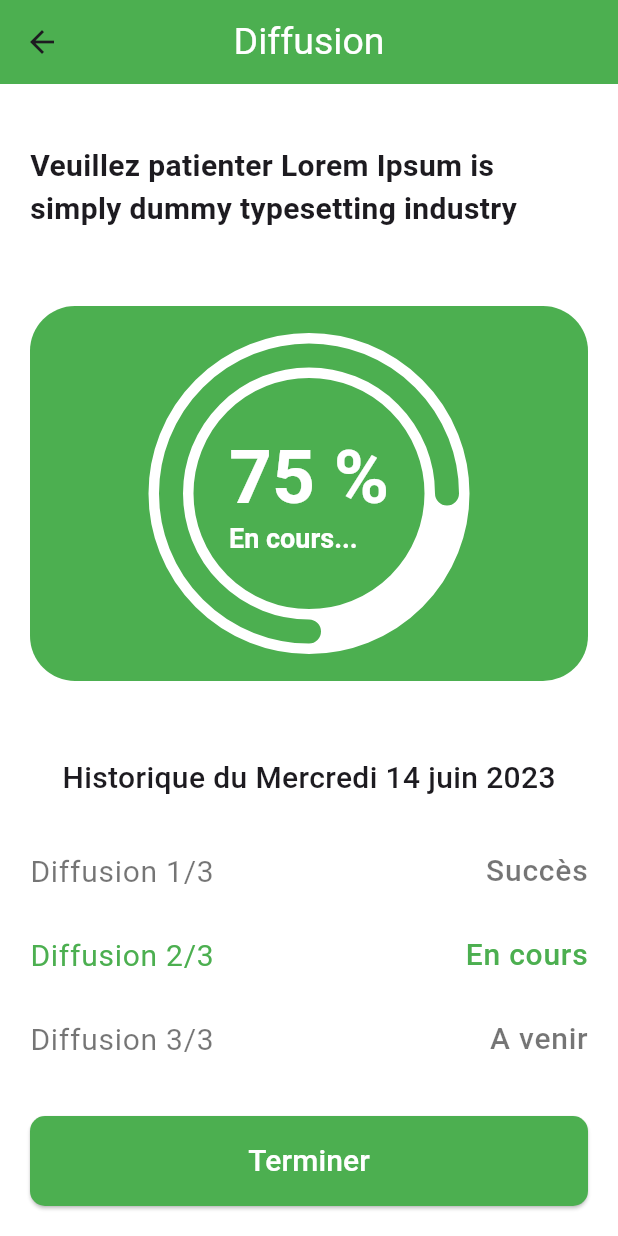
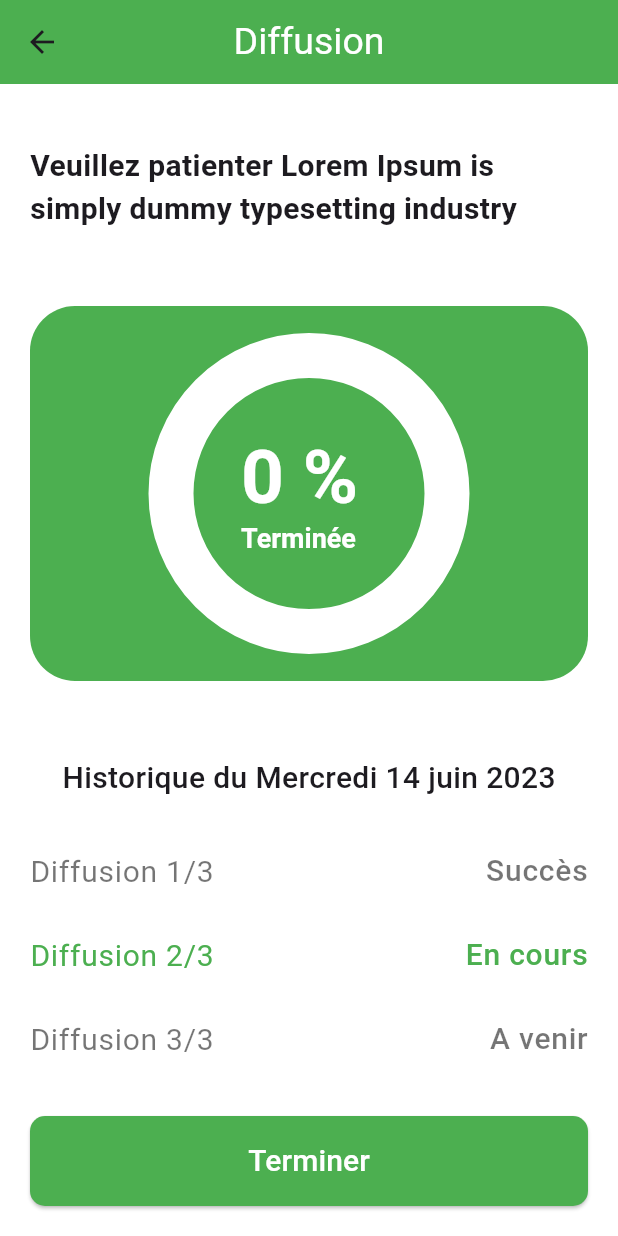
Before and after one commit to andersonandys/alpha_v1, a Flutter app: the DiffusionScreen screen opened directly, on a phone screen of 412 x 824 dp. Run offline on Flutter 3.47's test engine with Material 2 defaults, Android fonts, the phone set to English and light mode, and no system bars; drawn by our look-alikes of percent_indicator; our stand-ins replace audioplayers, cloud_firestore, firebase_auth, firebase_core, flutter_onboarding_slider, get and 2 more; missing offline and left inert: ficonsax; accounts and stored records are empty.

Commit message:
add music player commit

```diff
--- a/lib/controllers/app_controler.dart
+++ b/lib/controllers/app_controler.dart
@@ -17,6 +17,17 @@ class AppControler extends GetxController {
   final FirebaseAuth _auth = FirebaseAuth.instance;
   final Rx<RoundedLoadingButtonController> buttonController =
       RoundedLoadingButtonController().obs;
+  var userlLogin = false.obs;
+  var percentageMusic = 0.obs;
+  var isPlaying = false.obs;
+  checkAuth() {
+    if (_auth.currentUser != null) {
+      userlLogin.value = true;
+    } else {
+      userlLogin.value = false;
+    }
+  }
+
   creatcompte(context) {
     if (nomUser.value.text.isEmpty) {
       messageError("Nous vous prions de saisir votre nom");
--- a/lib/screen/diffusion_screen.dart
+++ b/lib/screen/diffusion_screen.dart
@@ -1,4 +1,8 @@
+import 'package:alpha/controllers/app_controler.dart';
+import 'package:alpha/screen/widgets/view_percente.dart';
+import 'package:audioplayers/audioplayers.dart';
 import 'package:flutter/material.dart';
+import 'package:get/get.dart';
 import 'package:percent_indicator/circular_percent_indicator.dart';
 
 class DiffusionScreen extends StatefulWidget {
@@ -9,6 +13,45 @@ class DiffusionScreen extends StatefulWidget {
 }
 
 class _DiffusionScreenState extends State<DiffusionScreen> {
+  AudioPlayer audioPlayer = AudioPlayer();
+  int totalDuration = 0;
+  int currentPosition = 0;
+  final appController = Get.put(AppControler());
+  @override
+  void initState() {
+    super.initState();
+    playMusic();
+  }
+
+  Future<void> playMusic() async {
+    String filePath = 'm1.mp3';
+    audioPlayer.play(AssetSource(filePath));
+    audioPlayer.onDurationChanged.listen((duration) {
+      print(duration.inMilliseconds);
+      setState(() {
+        totalDuration = duration.inMilliseconds;
+      });
+    });
+
+    audioPlayer.onPositionChanged.listen((position) {
+      print(position.inMilliseconds);
+      setState(() {
+        currentPosition = position.inMilliseconds;
+      });
+    });
+
+    audioPlayer.onPlayerComplete.listen((event) {
+      appController.isPlaying.value = false;
+      print("La musique a fini de jouer");
+    });
+  }
+
+  @override
+  void dispose() {
+    audioPlayer.stop();
+    super.dispose();
+  }
+
   @override
   Widget build(BuildContext context) {
     return Scaffold(
@@ -46,39 +89,21 @@ class _DiffusionScreenState extends State<DiffusionScreen> {
                   decoration: BoxDecoration(
                       color: Colors.green,
                       borderRadius: BorderRadius.circular(30)),
-                  child: CircularPercentIndicator(
-                    backgroundWidth: 30,
-                    startAngle: 180,
-                    radius: 100.0,
-                    lineWidth: 16.0,
-                    animation: true,
-                    percent: 0.75,
-                    center: RichText(
-                      text: const TextSpan(
-                        style: TextStyle(
-                          fontSize: 16.0,
-                          color: Colors.black,
-                        ),
-                        children: [
-                          TextSpan(
-                            text: '75 %\n',
-                            style: TextStyle(
-                                fontWeight: FontWeight.bold,
-                                fontSize: 50,
-                                color: Colors.white),
-                          ),
-                          TextSpan(
-                              text: 'En cours...',
-                              style: TextStyle(
-                                  fontWeight: FontWeight.bold,
-                                  fontSize: 18,
-                                  color: Colors.white)),
-                        ],
-                      ),
-                    ),
-                    circularStrokeCap: CircularStrokeCap.round,
-                    progressColor: Colors.green,
-                    backgroundColor: Colors.white,
+                  child: StreamBuilder<int>(
+                    stream: Stream.periodic(const Duration(milliseconds: 200),
+                        (_) => currentPosition),
+                    builder:
+                        (BuildContext context, AsyncSnapshot<int> snapshot) {
+                      double progress = totalDuration != 0
+                          ? currentPosition.toDouble() /
+                              totalDuration.toDouble()
+                          : 0;
+
+                      appController.percentageMusic.value =
+                          progress.isFinite ? (progress * 100).toInt() : 0;
+                      ;
+                      return ViewPercente();
+                    },
                   ),
                 ),
                 const SizedBox(
--- /dev/null
+++ b/lib/screen/widgets/view_percente.dart
@@ -0,0 +1,55 @@
+import 'package:flutter/material.dart';
+import 'package:get/get.dart';
+import 'package:percent_indicator/circular_percent_indicator.dart';
+
+import '../../controllers/app_controler.dart';
+
+class ViewPercente extends StatefulWidget {
+  ViewPercente({
+    Key? key,
+  }) : super(key: key);
+
+  @override
+  _ViewPercenteState createState() => _ViewPercenteState();
+}
+
+class _ViewPercenteState extends State<ViewPercente> {
+  final appController = Get.put(AppControler());
+  @override
+  Widget build(BuildContext context) {
+    return CircularPercentIndicator(
+      backgroundWidth: 30,
+      startAngle: 180,
+      radius: 100.0,
+      lineWidth: 16.0,
+      animation: true,
+      percent: appController.percentageMusic.value / 100,
+      center: RichText(
+        text: TextSpan(
+          style: const TextStyle(
+            fontSize: 16.0,
+            color: Colors.black,
+          ),
+          children: [
+            TextSpan(
+              text: "${appController.percentageMusic.value} % \n",
+              style: const TextStyle(
+                  fontWeight: FontWeight.bold,
+                  fontSize: 50,
+                  color: Colors.white),
+            ),
+            TextSpan(
+                text: (appController.isPlaying.value) ? 'En cours' : 'Terminée',
+                style: const TextStyle(
+                    fontWeight: FontWeight.bold,
+                    fontSize: 18,
+                    color: Colors.white)),
+          ],
+        ),
+      ),
+      circularStrokeCap: CircularStrokeCap.round,
+      progressColor: Colors.green,
+      backgroundColor: Colors.white,
+    );
+  }
+}
--- a/pubspec.yaml
+++ b/pubspec.yaml
@@ -46,7 +46,7 @@ dependencies:
   percent_indicator: ^4.2.3
   get: ^4.6.5
   audioplayers: ^4.1.0
-  background_fetch: ^1.1.6
+  simple_circular_progress_bar: ^1.0.2
 
 dev_dependencies:
   flutter_test:
```
Also changed, not shown: lib/main.dart (+5 -18 lines), lib/screen/dashboard_screen.dart (+13 -9 lines), pubspec.lock, 1 other file.
